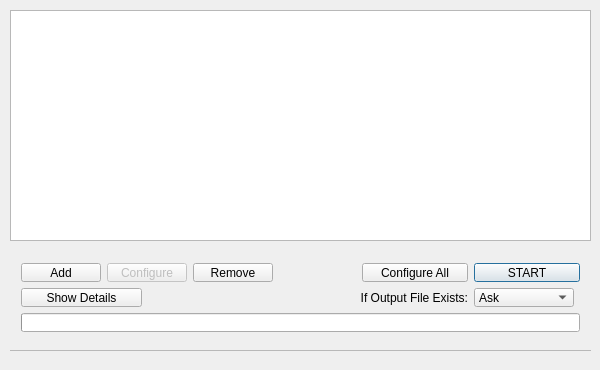
Qt form Source/amvtool.ui (l33tmeatwad/AMVtool) before a commit.
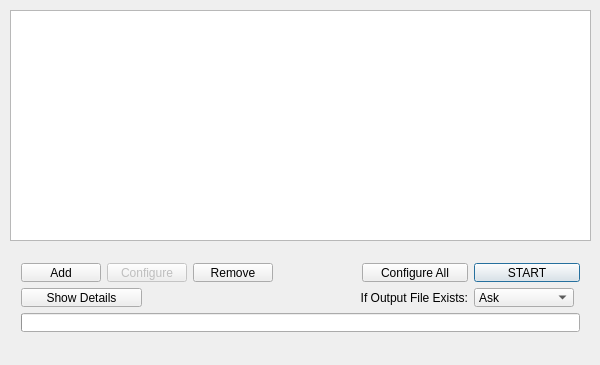
The same form after that commit.

```diff
--- a/Source/amvtool.ui
+++ b/Source/amvtool.ui
@@ -7,7 +7,7 @@
     <x>0</x>
     <y>0</y>
     <width>600</width>
-    <height>370</height>
+    <height>365</height>
    </rect>
   </property>
   <property name="sizePolicy">
@@ -19,13 +19,13 @@
   <property name="minimumSize">
    <size>
     <width>600</width>
-    <height>370</height>
+    <height>365</height>
    </size>
   </property>
   <property name="maximumSize">
    <size>
     <width>600</width>
-    <height>370</height>
+    <height>365</height>
    </size>
   </property>
   <property name="acceptDrops">
```
Left out of the diff: 2 changed lines with no effect on the pictures.
